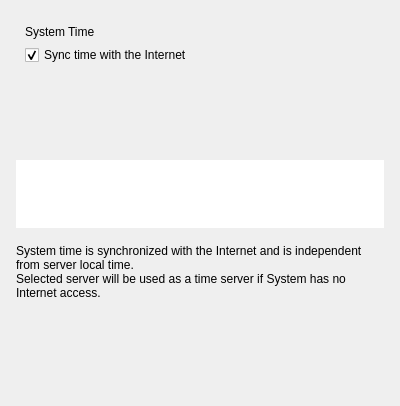
Before: the Qt Designer form client/libclient/src/ui/widgets/system_settings/time_server_selection_widget.ui in networkoptix/nx_open, drawn with Qt 5.
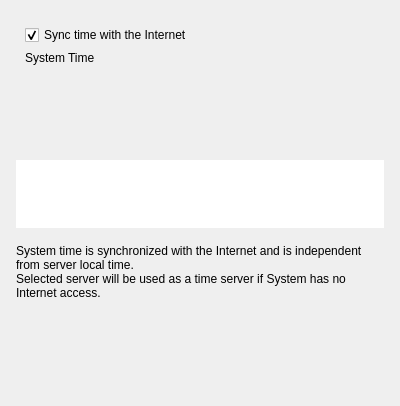
After: the same form once the commit is applied. Custom widgets are drawn as their Qt base class.

Commit message:
VMS-5864 - Add checkbox "sync time with internet"  to time synchronization tab, System Administration
<==== Mercurial data ====>
Branch: master

Patch:
```diff
--- a/client/libclient/src/ui/widgets/system_settings/time_server_selection_widget.ui
+++ b/client/libclient/src/ui/widgets/system_settings/time_server_selection_widget.ui
@@ -32,13 +32,6 @@
       <property name="spacing">
        <number>6</number>
       </property>
-      <item>
-       <widget class="QLabel" name="timeDescLabel">
-        <property name="text">
-         <string>System Time</string>
-        </property>
-       </widget>
-      </item>
       <item>
        <widget class="QCheckBox" name="syncWithInternetCheckBox">
         <property name="sizePolicy">
@@ -55,6 +48,13 @@
         </property>
        </widget>
       </item>
+      <item>
+       <widget class="QLabel" name="timeDescLabel">
+        <property name="text">
+         <string>System Time</string>
+        </property>
+       </widget>
+      </item>
       <item>
        <widget class="QStackedWidget" name="stackedWidget">
         <property name="sizePolicy">
```
